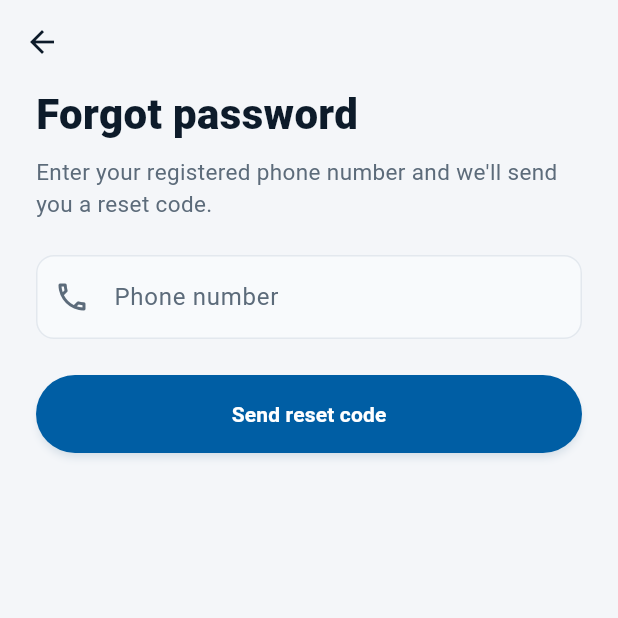
After one commit to Alifan-m/campusos_app, a Flutter app: the screen it shows after launch, after a tap on "Forgot password?", on a phone screen of 412 x 824 dp, the top half of it. The commit adds this screen. Run offline on Flutter 3.47's test engine with Material 3 defaults, Android fonts, the phone set to English and light mode, and no system bars; our stand-ins replace dio, flutter_riverpod, flutter_secure_storage, go_router, shimmer, wakelock_plus; network calls fail.

Commit message:
Add forgot password flow

```diff
--- a/lib/app.dart
+++ b/lib/app.dart
@@ -6,6 +6,7 @@ import 'shared/widgets/bottom_nav.dart';
 import 'features/auth/screens/splash_screen.dart';
 import 'features/auth/screens/login_screen.dart';
 import 'features/auth/screens/register_screen.dart';
+import 'features/auth/screens/forgot_password_screen.dart';
 import 'features/home/screens/home_screen.dart';
 import 'features/cafeteria/screens/cafeteria_screen.dart';
 import 'features/cafeteria/screens/cart_screen.dart';
@@ -24,6 +25,7 @@ final _router = GoRouter(
     GoRoute(path: '/', builder: (_, __) => const SplashScreen()),
     GoRoute(path: '/login', builder: (_, __) => const LoginScreen()),
     GoRoute(path: '/register', builder: (_, __) => const RegisterScreen()),
+    GoRoute(path: '/forgot-password', builder: (_, __) => const ForgotPasswordScreen()),
     GoRoute(path: '/cart', builder: (_, __) => const CartScreen()),
     GoRoute(path: '/checkout', builder: (_, __) => const CheckoutScreen()),
     GoRoute(
--- a/lib/core/network/api_client.dart
+++ b/lib/core/network/api_client.dart
@@ -2,7 +2,9 @@ import 'package:dio/dio.dart';
 import '../storage/secure_storage.dart';
 
 class ApiClient {
-  static const String baseUrl = 'https://campusos-backend-skl7.onrender.com/api';
+  // Pointed at the local Django server for testing.
+  // Switch this back to the Render URL before deploying / sharing builds:
+  static const String baseUrl = 'http://10.0.2.2:8000/api';
 
   static Dio get instance {
     final dio = Dio(BaseOptions(
--- a/lib/features/auth/data/auth_repository.dart
+++ b/lib/features/auth/data/auth_repository.dart
@@ -68,4 +68,53 @@ class AuthRepository {
   Future<void> logout() async {
     await SecureStorage.clearAll();
   }
+
+  Future<Map<String, dynamic>> forgotPassword({
+    required String phoneNumber,
+  }) async {
+    try {
+      final response = await _dio.post('/auth/forgot-password/', data: {
+        'phone_number': phoneNumber,
+      });
+      return {
+        'success': true,
+        'message': response.data['message'],
+        // Only present when the backend is running with DEBUG=True.
+        // In production this will be null since there's no real SMS
+        // provider wired up yet.
+        'debugCode': response.data['debug_code'],
+      };
+    } on DioException catch (e) {
+      final errors = e.response?.data;
+      String message = 'Could not send reset code.';
+      if (errors is Map) {
+        final first = errors.values.first;
+        message = first is List ? first.first.toString() : first.toString();
+      }
+      return {'success': false, 'error': message};
+    }
+  }
+
+  Future<Map<String, dynamic>> resetPassword({
+    required String phoneNumber,
+    required String code,
+    required String newPassword,
+  }) async {
+    try {
+      final response = await _dio.post('/auth/reset-password/', data: {
+        'phone_number': phoneNumber,
+        'code': code,
+        'new_password': newPassword,
+      });
+      return {'success': true, 'message': response.data['message']};
+    } on DioException catch (e) {
+      final errors = e.response?.data;
+      String message = 'Could not reset password.';
+      if (errors is Map) {
+        final first = errors.values.first;
+        message = first is List ? first.first.toString() : first.toString();
+      }
+      return {'success': false, 'error': message};
+    }
+  }
 }
--- /dev/null
+++ b/lib/features/auth/screens/forgot_password_screen.dart
@@ -0,0 +1,263 @@
+import 'package:flutter/material.dart';
+import 'package:flutter_riverpod/flutter_riverpod.dart';
+import 'package:go_router/go_router.dart';
+import '../providers/auth_provider.dart';
+import '../../../core/constants/app_colors.dart';
+
+class ForgotPasswordScreen extends ConsumerStatefulWidget {
+  const ForgotPasswordScreen({super.key});
+
+  @override
+  ConsumerState<ForgotPasswordScreen> createState() => _ForgotPasswordScreenState();
+}
+
+class _ForgotPasswordScreenState extends ConsumerState<ForgotPasswordScreen> {
+  final _phoneController = TextEditingController();
+  final _codeController = TextEditingController();
+  final _newPasswordController = TextEditingController();
+  bool _codeSent = false;
+  bool _obscurePassword = true;
+  bool _success = false;
+
+  @override
+  void dispose() {
+    _phoneController.dispose();
+    _codeController.dispose();
+    _newPasswordController.dispose();
+    super.dispose();
+  }
+
+  Future<void> _requestCode() async {
+    if (_phoneController.text.trim().isEmpty) return;
+    final ok = await ref.read(authProvider.notifier).forgotPassword(
+          phoneNumber: _phoneController.text.trim(),
+        );
+    if (ok && mounted) {
+      setState(() => _codeSent = true);
+    }
+  }
+
+  Future<void> _submitNewPassword() async {
+    if (_codeController.text.trim().length != 6) return;
+    if (_newPasswordController.text.length < 8) return;
+    final ok = await ref.read(authProvider.notifier).resetPassword(
+          phoneNumber: _phoneController.text.trim(),
+          code: _codeController.text.trim(),
+          newPassword: _newPasswordController.text,
+        );
+    if (ok && mounted) {
+      setState(() => _success = true);
+    }
+  }
+
+  @override
+  Widget build(BuildContext context) {
+    final authState = ref.watch(authProvider);
+
+    if (_success) {
+      return Scaffold(
+        backgroundColor: AppColors.background,
+        body: SafeArea(
+          child: Padding(
+            padding: const EdgeInsets.all(32),
+            child: Column(
+              mainAxisAlignment: MainAxisAlignment.center,
+              children: [
+                Container(
+                  width: 80,
+                  height: 80,
+                  decoration: BoxDecoration(
+                    color: AppColors.success.withOpacity(0.1),
+                    shape: BoxShape.circle,
+                  ),
+                  child: const Icon(Icons.check_circle_rounded,
+                      color: AppColors.success, size: 40),
+                ),
+                const SizedBox(height: 24),
+                const Text(
+                  'Password Reset',
+                  style: TextStyle(fontSize: 24, fontWeight: FontWeight.w800),
+                ),
+                const SizedBox(height: 12),
+                const Text(
+                  'Your password has been reset. You can now log in with your new password.',
+                  textAlign: TextAlign.center,
+                  style: TextStyle(color: AppColors.onSurfaceVariant, height: 1.5),
+                ),
+                const SizedBox(height: 32),
+                SizedBox(
+                  width: double.infinity,
+                  child: ElevatedButton(
+                    onPressed: () => context.go('/login'),
+                    child: const Text('Back to Sign In'),
+                  ),
+                ),
+              ],
+            ),
+          ),
+        ),
+      );
+    }
+
+    return Scaffold(
+      backgroundColor: AppColors.background,
+      appBar: AppBar(
+        backgroundColor: Colors.transparent,
+        elevation: 0,
+        leading: IconButton(
+          icon: const Icon(Icons.arrow_back, color: AppColors.onSurface),
+          onPressed: () => context.go('/login'),
+        ),
+      ),
+      body: SafeArea(
+        child: SingleChildScrollView(
+          padding: const EdgeInsets.symmetric(horizontal: 24),
+          child: Column(
+            crossAxisAlignment: CrossAxisAlignment.stretch,
+            children: [
+              const Text(
+                'Forgot password',
+                style: TextStyle(fontSize: 28, fontWeight: FontWeight.w800),
+              ),
+              const SizedBox(height: 8),
+              Text(
+                _codeSent
+                    ? 'Enter the 6-digit code sent to ${_phoneController.text} and choose a new password.'
+                    : 'Enter your registered phone number and we\'ll send you a reset code.',
+                style: const TextStyle(fontSize: 15, color: AppColors.onSurfaceVariant, height: 1.4),
+              ),
+              const SizedBox(height: 24),
+
+              if (authState.error != null) ...[
+                Container(
+                  padding: const EdgeInsets.all(12),
+                  decoration: BoxDecoration(
+                    color: AppColors.errorContainer,
+                    borderRadius: BorderRadius.circular(8),
+                  ),
+                  child: Text(authState.error!, style: const TextStyle(color: AppColors.error)),
+                ),
+                const SizedBox(height: 16),
+              ],
+
+              // Dev-only banner: shows the actual code so you can test
+              // the flow without a real SMS provider hooked up yet.
+              // This only ever appears because the backend is running
+              // with DEBUG=True and echoes the code back — remove this
+              // block (or it'll simply stop appearing on its own) once
+              // real SMS delivery is wired up and DEBUG=False.
+              if (_codeSent && authState.debugResetCode != null) ...[
+                Container(
+                  padding: const EdgeInsets.all(12),
+                  decoration: BoxDecoration(
+                    color: const Color(0xFFFFF3CD),
+                    borderRadius: BorderRadius.circular(8),
+                    border: Border.all(color: const Color(0xFFFFD700)),
+                  ),
+                  child: Row(
+                    children: [
+                      const Icon(Icons.bug_report_outlined, color: Color(0xFF856404), size: 18),
+                      const SizedBox(width: 8),
+                      Expanded(
+                        child: Text(
+                          'Dev mode — your code is ${authState.debugResetCode}',
+                          style: const TextStyle(
+                            color: Color(0xFF856404),
+                            fontWeight: FontWeight.w700,
+                          ),
+                        ),
+                      ),
+                    ],
+                  ),
+                ),
+                const SizedBox(height: 16),
+              ],
+
+              if (!_codeSent) ...[
+                TextField(
+                  controller: _phoneController,
+                  keyboardType: TextInputType.phone,
+                  decoration: const InputDecoration(
+                    labelText: 'Phone number',
+                    hintText: '07XXXXXXXX',
+                    prefixIcon: Icon(Icons.phone_outlined),
+                  ),
+                ),
+                const SizedBox(height: 24),
+                SizedBox(
+                  height: 52,
+                  child: ElevatedButton(
+                    onPressed: authState.isLoading ? null : _requestCode,
+                    child: authState.isLoading
+                        ? const SizedBox(
+                            width: 20,
+                            height: 20,
+                            child: CircularProgressIndicator(
+                              strokeWidth: 2,
+                              valueColor: AlwaysStoppedAnimation<Color>(Colors.white),
+                            ),
+                          )
+                        : const Text('Send reset code'),
+                  ),
+                ),
+              ] else ...[
+                TextField(
+                  controller: _codeController,
+                  keyboardType: TextInputType.number,
+                  maxLength: 6,
+                  decoration: const InputDecoration(
+                    labelText: '6-digit code',
+                    prefixIcon: Icon(Icons.sms_outlined),
+                    counterText: '',
+                  ),
+                ),
+                const SizedBox(height: 16),
+                TextField(
+                  controller: _newPasswordController,
+                  obscureText: _obscurePassword,
+                  decoration: InputDecoration(
+                    labelText: 'New password',
+                    prefixIcon: const Icon(Icons.lock_outlined),
+                    suffixIcon: IconButton(
+                      icon: Icon(_obscurePassword
+                          ? Icons.visibility_outlined
+                          : Icons.visibility_off_outlined),
+                      onPressed: () => setState(() => _obscurePassword = !_obscurePassword),
+                    ),
+                  ),
+                ),
+                const SizedBox(height: 24),
+                SizedBox(
+                  height: 52,
+                  child: ElevatedButton(
+                    onPressed: authState.isLoading ? null : _submitNewPassword,
+                    child: authState.isLoading
+                        ? const SizedBox(
+                            width: 20,
+                            height: 20,
+                            child: CircularProgressIndicator(
+                              strokeWidth: 2,
+                              valueColor: AlwaysStoppedAnimation<Color>(Colors.white),
+                            ),
+                          )
+                        : const Text('Reset password'),
+                  ),
+                ),
+                const SizedBox(height: 16),
+                Center(
+                  child: TextButton(
+                    onPressed: authState.isLoading
+                        ? null
+                        : () => setState(() => _codeSent = false),
+                    child: const Text('Use a different phone number'),
+                  ),
+                ),
+              ],
+              const SizedBox(height: 32),
+            ],
+          ),
+        ),
+      ),
+    );
+  }
+}
--- a/lib/features/auth/screens/login_screen.dart
+++ b/lib/features/auth/screens/login_screen.dart
@@ -153,7 +153,15 @@ class _LoginScreenState extends ConsumerState<LoginScreen> {
                   validator: (v) =>
                       v == null || v.isEmpty ? 'Enter your password' : null,
                 ),
-                const SizedBox(height: 32),
+                const SizedBox(height: 8),
+                Align(
+                  alignment: Alignment.centerRight,
+                  child: TextButton(
+                    onPressed: () => context.push('/forgot-password'),
+                    child: const Text('Forgot password?'),
+                  ),
+                ),
+                const SizedBox(height: 16),
                 SizedBox(
                   height: 52,
                   child: ElevatedButton(
--- a/lib/features/auth/screens/splash_screen.dart
+++ b/lib/features/auth/screens/splash_screen.dart
@@ -3,6 +3,7 @@ import 'package:flutter_riverpod/flutter_riverpod.dart';
 import 'package:go_router/go_router.dart';
 import '../../../core/storage/secure_storage.dart';
 import '../../../core/constants/app_colors.dart';
+import '../providers/auth_provider.dart';
 
 class SplashScreen extends ConsumerStatefulWidget {
   const SplashScreen({super.key});
@@ -21,9 +22,24 @@ class _SplashScreenState extends ConsumerState<SplashScreen> {
   Future<void> _checkAuth() async {
     await Future.delayed(const Duration(milliseconds: 800));
     if (!mounted) return;
+
     final token = await SecureStorage.getAccessToken();
     if (!mounted) return;
-    if (token != null && token.isNotEmpty) {
+
+    if (token == null || token.isEmpty) {
+      context.go('/login');
+      return;
+    }
+
+    // We have a stored token, but that doesn't mean it's still valid
+    // (it may have expired and the refresh token may also have expired
+    // or been blacklisted). Actually verify it by populating the auth
+    // provider, then route based on the real result.
+    await ref.read(authProvider.notifier).checkAuthStatus();
+    if (!mounted) return;
+
+    final isLoggedIn = ref.read(authProvider).isLoggedIn;
+    if (isLoggedIn) {
       context.go('/home');
     } else {
       context.go('/login');
@@ -33,7 +49,7 @@ class _SplashScreenState extends ConsumerState<SplashScreen> {
   @override
   Widget build(BuildContext context) {
     return Scaffold(
-      backgroundColor: AppColors.primary,
+      backgroundColor: AppColors.error,
       body: Center(
         child: Column(
           mainAxisAlignment: MainAxisAlignment.center,
@@ -48,7 +64,7 @@ class _SplashScreenState extends ConsumerState<SplashScreen> {
               child: const Icon(
                 Icons.school_rounded,
                 size: 48,
-                color: AppColors.primary,
+                color: AppColors.error,
               ),
             ),
             const SizedBox(height: 24),
```
Also changed, not shown: lib/features/auth/providers/auth_provider.dart (+33 -0 lines).
